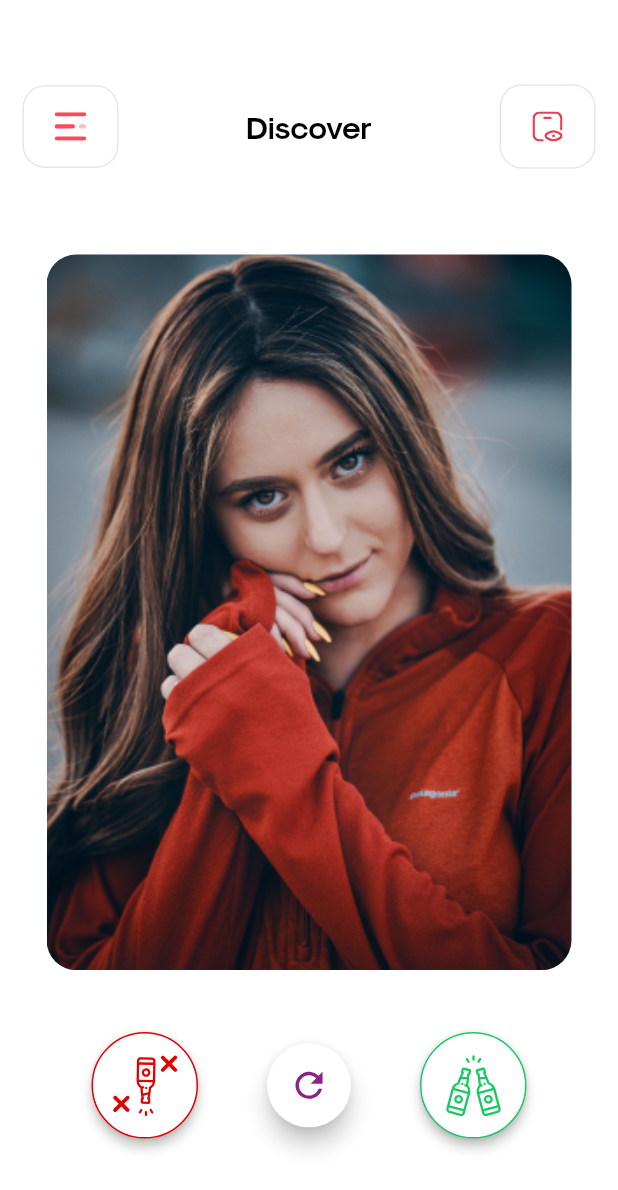
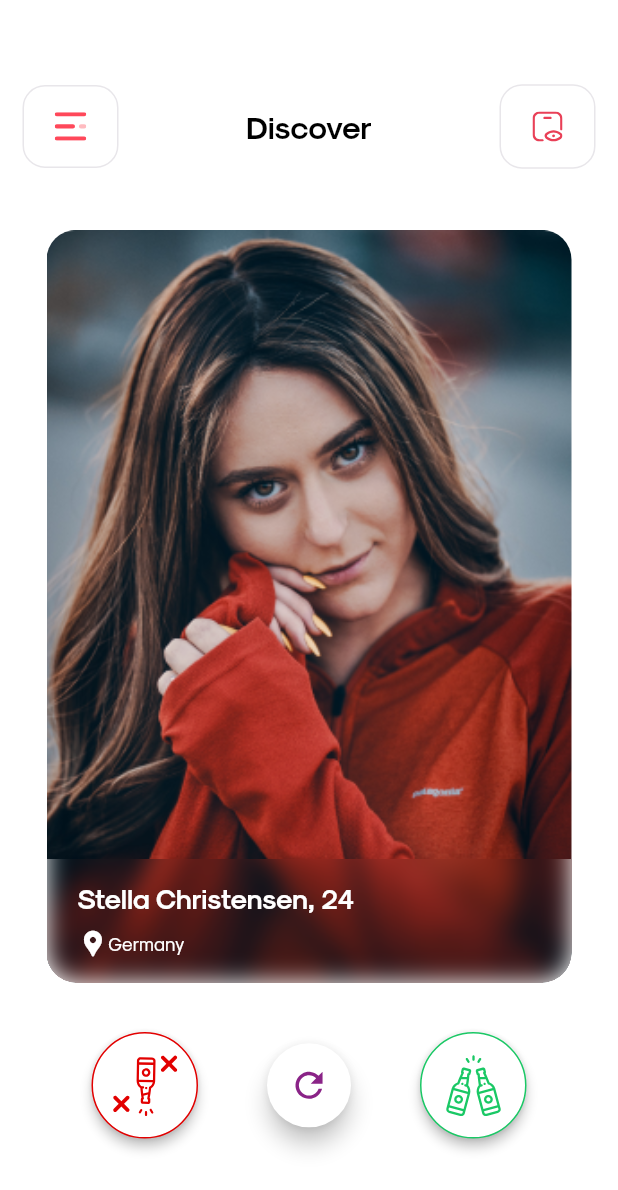
Before and after one commit to aliatherpeprix/Sauftrag-Social, a Flutter app: the Swipe screen opened directly, on a phone screen of 412 x 824 dp. Shown: the top 1190 px of the screen. Run offline on Flutter 3.47's test engine with Material 2 defaults, Android fonts, the phone set to English and light mode, and no system bars; drawn by our look-alikes of swipe_cards; our stand-ins replace curved_navigation_bar, date_picker_timeline, dotted_border, flutter_svg, get_it, image_picker and 5 more; missing offline and left inert: shrink_sidemenu; accounts and stored records are empty.

Commit message:
7 Nov Update

```diff
--- a/lib/main.dart
+++ b/lib/main.dart
@@ -6,6 +6,8 @@ import 'package:sauftrag/views/Auth/Splash.dart';
 import 'package:sauftrag/views/Auth/favorite.dart';
 import 'package:sauftrag/views/Auth/media.dart';
 import 'package:sauftrag/views/Home/main_view.dart';
+import 'package:sauftrag/views/Home/match.dart';
+import 'package:sauftrag/views/Home/profile.dart';
 import 'package:sauftrag/views/Home/swipe.dart';
 
 import 'app/locator.dart';
--- a/lib/utils/color_utils.dart
+++ b/lib/utils/color_utils.dart
@@ -10,6 +10,7 @@ class ColorUtils{
   static Color text_dark = Color (0xFF333333);
   static Color icon_color = Color (0xFFC1C1C1);
   static Color yellow_color = Color (0xFFF7E36D);
+  static Color red_color = Color (0xFFB63327);
 
   static Color startGradient = Color(0xFF00DCDC);
   static Color endGradient = Color(0xFF00ADEE);
--- a/lib/utils/image_utils.dart
+++ b/lib/utils/image_utils.dart
@@ -41,4 +41,9 @@ class ImageUtils{
   static String bottleSelected = "assets/bottle_selected.svg";
   static String bottleUnselected = "assets/bottle_unselected.svg";
   static String upDownArrow = "assets/up_down_arrow.svg";
+  static String congratzPic = "assets/congratz_pic.svg";
+  static String matchIcon = "assets/match_icon.svg";
+  static String matchBg = "assets/match_bg.svg";
+  static String boy = "assets/boy.png";
+  static String girl = "assets/girl.png";
 }
--- a/lib/viewModels/main_view_model.dart
+++ b/lib/viewModels/main_view_model.dart
@@ -23,6 +23,8 @@ class MainViewModel extends BaseViewModel{
   int drinkIndex = -1;
   List<int> drinkIndexList = [];
 
+  List<String> interestList = ["White Wine", "Hard Seltzer", "Whiskey", "Club 1", "Club 2", "Goldstrand"];
+
   void addRemoveDrink(int index){
 
     drinkIndex = index + 1;
--- a/lib/views/Home/swipe.dart
+++ b/lib/views/Home/swipe.dart
@@ -1,3 +1,5 @@
+import 'dart:ui';
+
 import 'package:flutter/material.dart';
 import 'package:flutter_svg/flutter_svg.dart';
 import 'package:sauftrag/app/locator.dart';
@@ -40,29 +42,16 @@ class _SwipeState extends State<Swipe> with TickerProviderStateMixin {
       _swipeItems.add(SwipeItem(
           content: Content(text: _names[i], color: _colors[i]),
           likeAction: () {
-            _scaffoldKey.currentState!.showSnackBar(SnackBar(
-              content: Text("Liked ${_names[i]}"),
-              duration: Duration(milliseconds: 500),
-            ));
           },
           nopeAction: () {
-            _scaffoldKey.currentState!.showSnackBar(SnackBar(
-              content: Text("Nope ${_names[i]}"),
-              duration: Duration(milliseconds: 500),
-            ));
           },
           superlikeAction: () {
-            _scaffoldKey.currentState!.showSnackBar(SnackBar(
-              content: Text("Superliked ${_names[i]}"),
-              duration: Duration(milliseconds: 500),
-            ));
           }
           )
       );
     }
     _matchEngine = MatchEngine(swipeItems: _swipeItems);
 
-    //matchEngine.currentItem.
     super.initState();
   }
 
@@ -158,34 +147,93 @@ class _SwipeState extends State<Swipe> with TickerProviderStateMixin {
                           ),
                         ],
                       ),
-                      SizedBox(height: 5.h),
+                      SizedBox(height: 3.h),
 
                       Expanded(
                         child: Container(
                           //height: 550,
+                          //color: ColorUtils.red_color,
                           child: SwipeCards(
                             matchEngine: _matchEngine,
                             itemBuilder: (BuildContext context, int index) {
                               return Container(
+                                //margin: EdgeInsets.only(top: index == _swipeItems.indexOf(_matchEngine.currentItem!) ? 5.h : 0),
                                   decoration: BoxDecoration(
                                     borderRadius: BorderRadius.all(Radius.circular(20)),
-                                    image: DecorationImage(image: AssetImage(_swipeItems[index].content.text), fit: BoxFit.cover),
                                   ),
                                 alignment: Alignment.center,
+                                child: Stack(
+                                  children: [
+
+                                    Container(
+                                      decoration: BoxDecoration(
+                                        borderRadius: BorderRadius.all(Radius.circular(20)),
+                                        image: DecorationImage(image: AssetImage(_swipeItems[index].content.text), fit: BoxFit.cover),
+                                      ),
+                                    ),
+
+                                    Align(
+                                      alignment: Alignment.bottomCenter,
+                                      child: Container(
+                                        //height: 10.h,
+                                        padding: EdgeInsets.symmetric(horizontal: 5.w, vertical: 1.h),
+                                        clipBehavior: Clip.hardEdge,
+                                        decoration: BoxDecoration(
+                                          borderRadius: BorderRadius.only(bottomLeft: Radius.circular(20), bottomRight: Radius.circular(20)),
+                                        ),
+                                        child: BackdropFilter(
+                                          filter: ImageFilter.blur(sigmaX: 8.0, sigmaY: 8.0),
+                                          child: Column(
+                                            crossAxisAlignment: CrossAxisAlignment.start,
+                                            mainAxisSize: MainAxisSize.min,
+                                            children: [
+
+                                              SizedBox(height: 0.8.h),
+                                              Text(
+                                                "Stella Christensen, 24",
+                                                style: TextStyle(
+                                                  color: ColorUtils.white,
+                                                  fontFamily: FontUtils.modernistBold,
+                                                  fontSize: 2.2.t,
+                                                ),
+                                              ),
+                                              SizedBox(height: 1.h),
+
+                                              Row(
+                                                children: [
+
+                                                  Icon(Icons.location_pin, color: ColorUtils.white, size: 5.i,),
+
+                                                  Text(
+                                                    "Germany",
+                                                    style: TextStyle(
+                                                      color: ColorUtils.white,
+                                                      fontFamily: FontUtils.modernistRegular,
+                                                      fontSize: 1.5.t,
+                                                    ),
+                                                  ),
+                                                ],
+                                              ),
+                                              SizedBox(height: 1.h),
+                                            ],
+                                          ),
+                                        ),
+                                      ),
+                                    ),
+
+                                  ],
+                                ),
                                 //color: _swipeItems[index].content.color,
                                 //child: Image.asset(_swipeItems[index].content.text)
                               );
                             },
                             onStackFinished: () {
-                              _scaffoldKey.currentState!.showSnackBar(SnackBar(
-                                content: Text("Stack Finished"),
-                                duration: Duration(milliseconds: 500),
-                              ));
+
                             },
                           ),
                         ),
                       ),
-                      SizedBox(height: 3.h),
+                      SizedBox(height: 2.h),
 
                       Row(
                         mainAxisAlignment: MainAxisAlignment.spaceEvenly,
@@ -193,7 +241,7 @@ class _SwipeState extends State<Swipe> with TickerProviderStateMixin {
 
                           ElevatedButton(
                             onPressed: () {
-
+                              _matchEngine.currentItem!.nope();
                             },
                             child: SvgPicture.asset(ImageUtils.dislikeIcon),
                             style: ElevatedButton.styleFrom(
@@ -216,7 +264,9 @@ class _SwipeState extends State<Swipe> with TickerProviderStateMixin {
                           ),
 
                           FloatingActionButton(
-                              onPressed: (){},
+                              onPressed: (){
+                                _matchEngine.rewindMatch();
+                              },
                             child: SvgPicture.asset(ImageUtils.repeatIcon),
                             backgroundColor: ColorUtils.white,
 
@@ -224,7 +274,7 @@ class _SwipeState extends State<Swipe> with TickerProviderStateMixin {
 
                           ElevatedButton(
                             onPressed: () {
-
+                              _matchEngine.currentItem!.like();
                             },
                             child: SvgPicture.asset(ImageUtils.likeIcon),
                             style: ElevatedButton.styleFrom(
--- a/pubspec.yaml
+++ b/pubspec.yaml
@@ -41,6 +41,7 @@ dependencies:
   swipe_cards: ^0.1.0
   curved_navigation_bar: ^1.0.1
   shrink_sidemenu: ^2.0.0+1-null-safety
+  page_view_indicators: ^2.0.0
 
 dev_dependencies:
   flutter_test:
```
Also changed, not shown: lib/views/Home/match.dart (added, +197 -0 lines), lib/views/Home/profile.dart (added, +258 -0 lines), assets/boy.png (added), assets/congratz_pic.svg (added), assets/girl.png (added), assets/match_bg.svg (added), assets/match_icon.svg (added), pubspec.lock.
